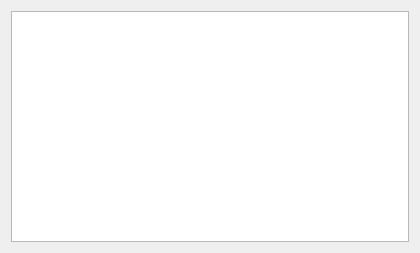
This is cterminal.ui in vlarry/configurator as Qt 5 draws it before an edit. The edited form follows.
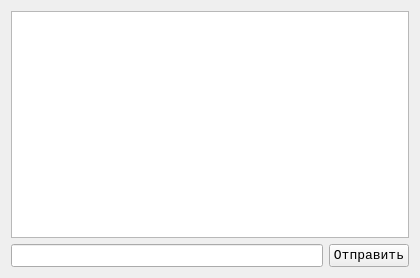
This is the edited form.

```diff
--- a/cterminal.ui
+++ b/cterminal.ui
@@ -7,7 +7,7 @@
     <x>0</x>
     <y>0</y>
     <width>420</width>
-    <height>253</height>
+    <height>278</height>
    </rect>
   </property>
   <property name="font">
@@ -19,9 +19,31 @@
   <property name="windowTitle">
    <string>Form</string>
   </property>
-  <layout class="QHBoxLayout" name="horizontalLayout">
+  <layout class="QVBoxLayout" name="verticalLayout">
    <item>
-    <widget class="QPlainTextEdit" name="pteConsole"/>
+    <widget class="QPlainTextEdit" name="pteConsole">
+     <property name="readOnly">
+      <bool>true</bool>
+     </property>
+    </widget>
+   </item>
+   <item>
+    <layout class="QHBoxLayout" name="horizontalLayout">
+     <item>
+      <widget class="QLineEdit" name="lineEditDeviceCommand">
+       <property name="inputMask">
+        <string/>
+       </property>
+      </widget>
+     </item>
+     <item>
+      <widget class="QPushButton" name="pushButtonSendDeviceCommand">
+       <property name="text">
+        <string>Отправить</string>
+       </property>
+      </widget>
+     </item>
+    </layout>
    </item>
   </layout>
  </widget>
```
